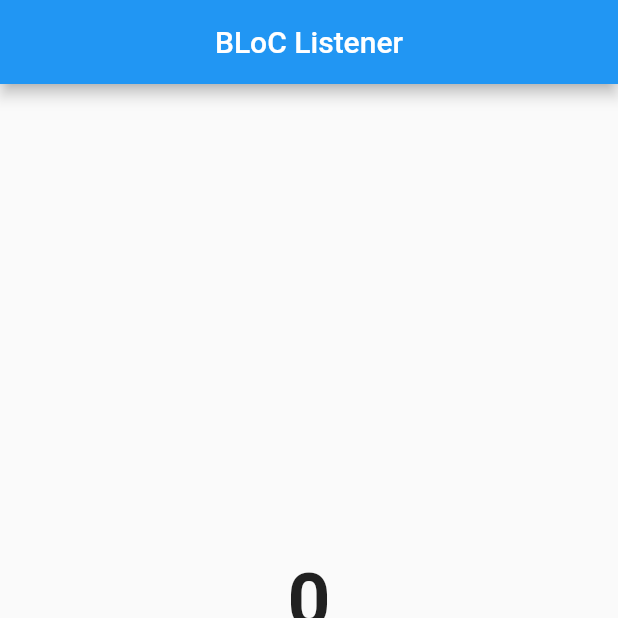
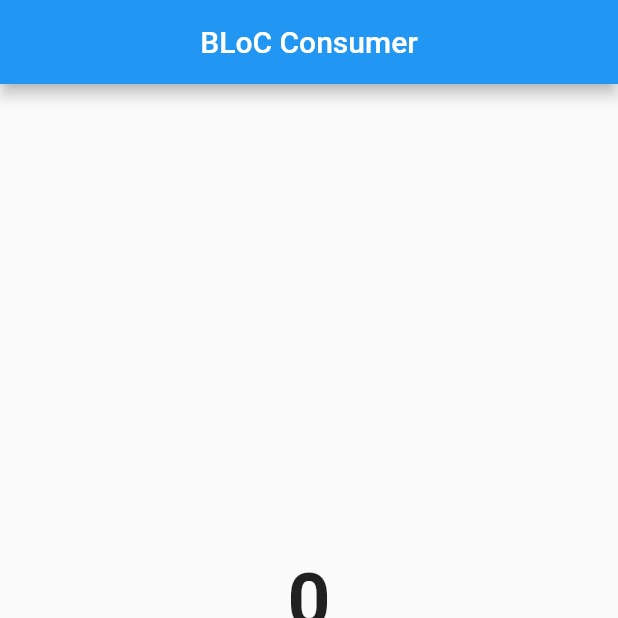
Before and after one commit to tamathecxder/learn_BLoC, a Flutter app: the screen it shows after launch, on a phone screen of 412 x 824 dp, the top half of it. Run offline on Flutter 3.47's test engine with Material 2 defaults, Android fonts, the phone set to English and light mode, and no system bars; our stand-ins replace bloc, flutter_bloc.

Commit message:
Bloc consumer untuk menghemat penulisan antara bloc builder dan listener

```diff
--- a/lib/pages/home.dart
+++ b/lib/pages/home.dart
@@ -11,14 +11,23 @@ class HomePage extends StatelessWidget {
   Widget build(BuildContext context) {
     return Scaffold(
       appBar: AppBar(
-        title: const Text("BLoC Listener"),
+        title: const Text("BLoC Consumer"),
         centerTitle: true,
       ),
       body: Column(
         mainAxisAlignment: MainAxisAlignment.center,
         children: [
-          BlocListener<Counter, int>(
+          BlocConsumer<Counter, int>(
             bloc: counter,
+            builder: (context, state) {
+              return Text(
+                "$state",
+                style: TextStyle(
+                  fontSize: 50,
+                  fontWeight: FontWeight.bold,
+                ),
+              );
+            },
             listener: (context, state) {
               ScaffoldMessenger.of(context).showSnackBar(
                 SnackBar(
@@ -26,19 +35,6 @@ class HomePage extends StatelessWidget {
                 ),
               );
             },
-            listenWhen: (previous, current) => current % 2 == 0 ? true : false,
-            child: BlocBuilder<Counter, int>(
-              bloc: counter,
-              builder: (context, state) {
-                return Text(
-                  "$state",
-                  style: TextStyle(
-                    fontSize: 50,
-                    fontWeight: FontWeight.bold,
-                  ),
-                );
-              },
-            ),
           ),
           const SizedBox(
             height: 30,
```
